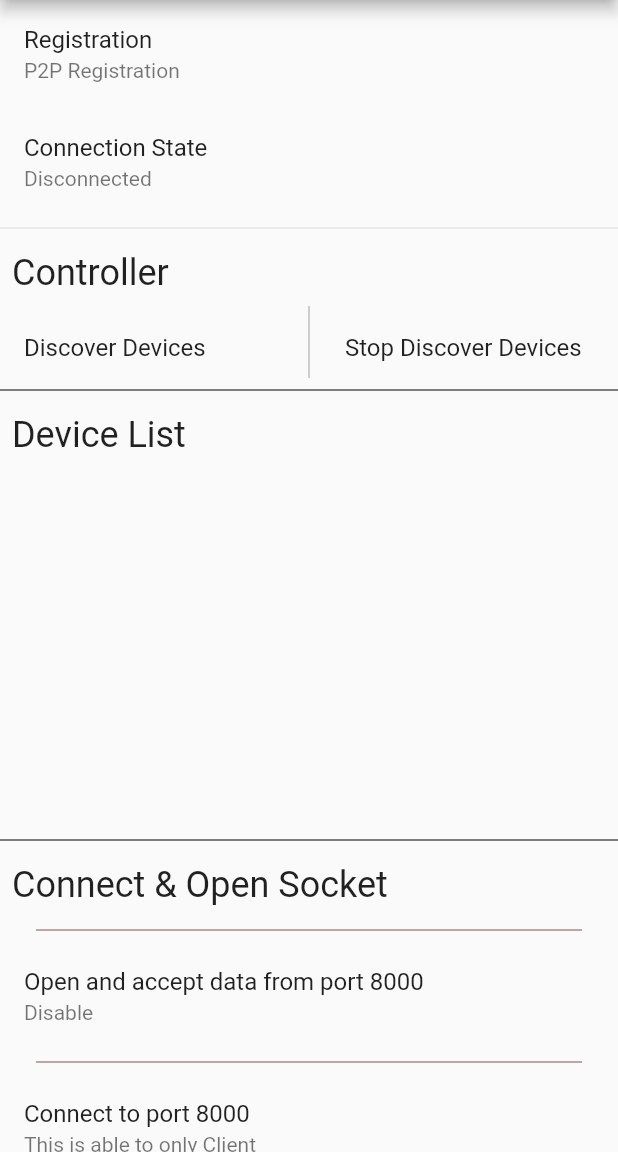
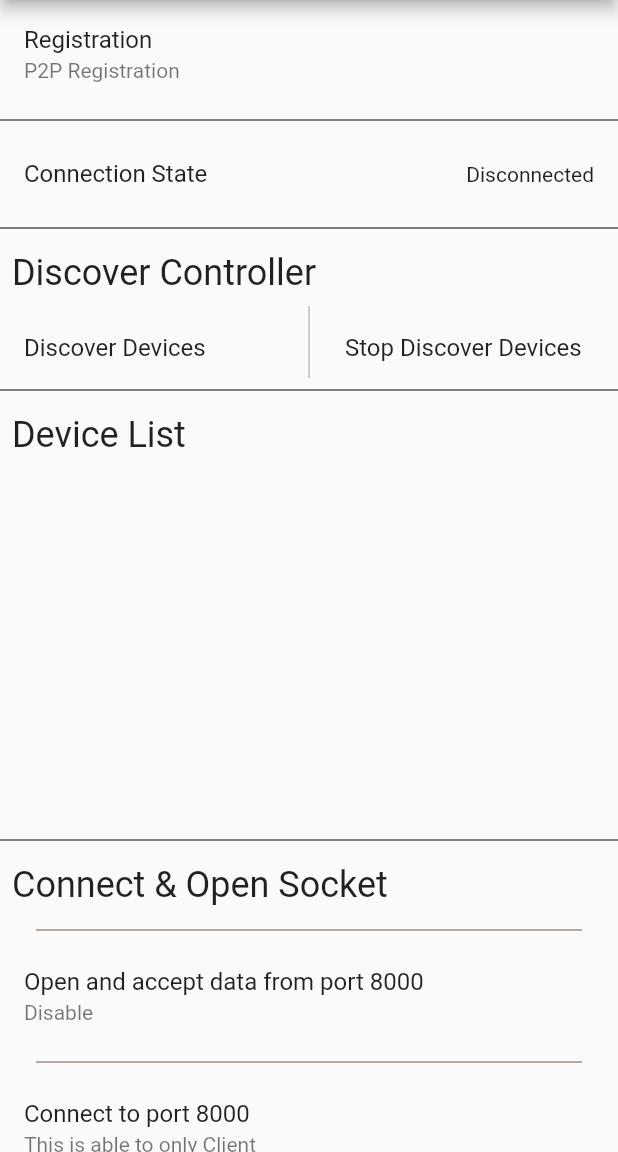
Before and after one commit to JAICHANGPARK/flutter_p2p_plus, a Flutter app: the screen it shows after launch, on a phone screen of 412 x 824 dp, the part 84-1236 px from its top. Run offline on Flutter 3.47's test engine with Material 2 defaults, Android fonts, the phone set to English and light mode, and no system bars; our stand-ins replace permission_handler; missing offline and left inert: dart:html, protobuf; statements that could not run were skipped.

Commit message:
Update main.dart

```diff
--- a/example/lib/main.dart
+++ b/example/lib/main.dart
@@ -17,29 +17,65 @@ import 'package:flutter_p2p_plus/flutter_p2p_plus.dart';
 import 'package:flutter_p2p_plus/protos/protos.pb.dart';
 import 'package:permission_handler/permission_handler.dart';
 
-void main() => runApp(MyApp());
+class Packet {
+  String? data;
+  int? timestamp;
 
-class MyApp extends StatefulWidget {
+  Packet({this.data, this.timestamp});
+
+  Packet.fromJson(Map<String, dynamic> json) {
+    data = json['data'];
+    timestamp = json['timestamp'];
+  }
+
+  Map<String, dynamic> toJson() {
+    final Map<String, dynamic> data = <String, dynamic>{};
+    data['data'] = this.data;
+    data['timestamp'] = timestamp;
+    return data;
+  }
+}
+
+void main() => runApp(const MyApp());
+
+class MyApp extends StatelessWidget {
+  const MyApp({Key? key}) : super(key: key);
+
+  @override
+  Widget build(BuildContext context) {
+    return MaterialApp(
+      home: MyExample(),
+    );
+  }
+}
+
+class MyExample extends StatefulWidget {
   @override
   _MyAppState createState() => _MyAppState();
 }
 
-class _MyAppState extends State<MyApp> with WidgetsBindingObserver {
+class _MyAppState extends State<MyExample> with WidgetsBindingObserver {
   final _scaffoldKey = GlobalKey<ScaffoldState>();
   var _deviceAddress = "";
   var _isConnected = false;
   var _isHost = false;
   var _isOpen = false;
+  var _socketClientConnected = false;
+  String _sendText = "";
+  String _rcvText = "";
 
   P2pSocket? _socket;
   WifiP2pDevice? _wifiP2pDevice;
   List<WifiP2pDevice> devices = [];
   final List<StreamSubscription> _subscriptions = [];
-  TextEditingController _textEditingController = TextEditingController();
+  final TextEditingController _textEditingController = TextEditingController();
+  final FlutterP2pPlus _flutterP2pPlus = FlutterP2pPlus.instance;
+  StreamSubscription? _socketInputStreamSubscription;
 
   @override
   void initState() {
     super.initState();
+    print("initState()");
     _register();
     WidgetsBinding.instance.addObserver(this);
   }
@@ -47,9 +83,15 @@ class _MyAppState extends State<MyApp> with WidgetsBindingObserver {
   @override
   void dispose() {
     WidgetsBinding.instance.removeObserver(this);
-    FlutterP2pPlus.removeGroup();
+    _socketInputStreamSubscription?.cancel();
+    _flutterP2pPlus.removeGroup();
     for (var element in _subscriptions) {
       element.cancel();
+    }
+    if (_isConnected) {
+      if (_wifiP2pDevice != null) {
+        FlutterP2pPlus.instance.cancelConnect(_wifiP2pDevice!);
+      }
     }
     super.dispose();
   }
@@ -69,55 +111,55 @@ class _MyAppState extends State<MyApp> with WidgetsBindingObserver {
     if (!await _checkPermission()) {
       return;
     }
+
     _subscriptions.add(FlutterP2pPlus.wifiEvents.stateChange!.listen((change) {
-      debugPrint("stateChange: ${change.isEnabled}");
+      debugPrint("[Listen] stateChange: ${change.isEnabled}");
     }));
 
     _subscriptions.add(FlutterP2pPlus.wifiEvents.connectionChange!.listen((change) {
-      debugPrint(
-          "[Listen] connectionChange() ${change.wifiP2pInfo.groupOwnerAddress}");
+      debugPrint("[Listen] connectionChange() ${change.wifiP2pInfo.groupOwnerAddress}");
       setState(() {
         _isConnected = change.networkInfo.isConnected;
         _isHost = change.wifiP2pInfo.isGroupOwner;
         _deviceAddress = change.wifiP2pInfo.groupOwnerAddress;
       });
       debugPrint(
-          "connectionChange: ${change.wifiP2pInfo.isGroupOwner}, Connected: ${change.networkInfo.isConnected} | _deviceAddress: ${_deviceAddress}");
+          "[Listen] connectionChange: ${change.wifiP2pInfo.isGroupOwner}, Connected: ${change.networkInfo.isConnected} | _deviceAddress: ${_deviceAddress}");
     }));
 
     _subscriptions.add(FlutterP2pPlus.wifiEvents.thisDeviceChange!.listen((change) {
       debugPrint(
-          "deviceChange: ${change.deviceName} / ${change.deviceAddress} / ${change.primaryDeviceType} / ${change.secondaryDeviceType} ${change.isGroupOwner ? 'GO' : '-GO'}");
+          "[Listen] deviceChange: ${change.deviceName} / ${change.deviceAddress} / ${change.primaryDeviceType} / ${change.secondaryDeviceType} ${change.isGroupOwner ? 'GO' : '-GO'}");
     }));
 
     _subscriptions.add(FlutterP2pPlus.wifiEvents.discoveryChange!.listen((change) {
-      debugPrint("discoveryStateChange: ${change.isDiscovering}");
+      debugPrint("[Listen] discoveryStateChange: ${change.isDiscovering}");
     }));
 
     _subscriptions.add(FlutterP2pPlus.wifiEvents.peersChange!.listen((change) {
-      debugPrint("peersChange: ${change.devices.length}");
+      debugPrint("[Listen] peersChange: ${change.devices.length}");
       // for (var device in change.devices) {
       //   debugPrint("device: ${device.deviceName} / ${device.deviceAddress}");
       // }
-
       setState(() {
         devices = change.devices;
       });
     }));
 
-    FlutterP2pPlus.register();
+    await _flutterP2pPlus.register();
   }
 
   void _unregister() {
+    _socketInputStreamSubscription?.cancel();
     for (var subscription in _subscriptions) {
       subscription.cancel();
     }
-    FlutterP2pPlus.unregister();
+    _flutterP2pPlus.unregister();
   }
 
   void _openPortAndAccept(int port) async {
     if (!_isOpen) {
-      var socket = await FlutterP2pPlus.openHostPort(port);
+      var socket = await _flutterP2pPlus.openHostPort(port);
       setState(() {
         _socket = socket;
       });
@@ -134,26 +176,31 @@ class _MyAppState extends State<MyApp> with WidgetsBindingObserver {
       });
 
       debugPrint("_openPort done");
-      _isOpen = await FlutterP2pPlus.acceptPort(port) ?? false;
+      _isOpen = await _flutterP2pPlus.acceptPort(port) ?? false;
       debugPrint("_accept done: $_isOpen");
     }
   }
 
   _connectToPort(int port) async {
-    var socket = await FlutterP2pPlus.connectToHost(
+    var socket = await _flutterP2pPlus.connectToHost(
       _deviceAddress,
       // "192.168.15.240",
       port,
-      timeout: 100000,
+      timeout: 10000,
     );
 
     setState(() {
+      _socketClientConnected = true;
       _socket = socket;
     });
-
-    _socket?.inputStream.listen((data) {
+    await _socketInputStreamSubscription?.cancel();
+    _socketInputStreamSubscription = null;
+    _socketInputStreamSubscription ??= _socket?.inputStream.listen((data) {
       var msg = utf8.decode(data.data);
-      snackBar("Received from ${_isHost ? "Host" : "Client"} $msg");
+      setState(() {
+        _rcvText += "$msg \n";
+      });
+      // snackBar("Received from ${_isHost ? "Host" : "Client"} $msg");
     });
 
     debugPrint("_connectToPort done");
@@ -162,10 +209,15 @@ class _MyAppState extends State<MyApp> with WidgetsBindingObserver {
   Future<bool?> _socketDisconnect() async {
     bool result = false;
     if (_isHost) {
-      await FlutterP2pPlus.closeHostPort(8000);
+      await _flutterP2pPlus.closeHostPort(8000);
     } else {
-      await FlutterP2pPlus.disconnectFromHost(8000);
+      await _flutterP2pPlus.disconnectFromHost(8000);
     }
+    _socketInputStreamSubscription?.cancel();
+    _socketInputStreamSubscription = null;
+    setState(() {
+      _socketClientConnected = false;
+    });
     // if (_wifiP2pDevice != null) {
     //   result = await FlutterP2pPlus.cancelConnect(_wifiP2pDevice!) ?? false;
     // }
@@ -174,7 +226,7 @@ class _MyAppState extends State<MyApp> with WidgetsBindingObserver {
   }
 
   Future<bool?> _teardown() async {
-    bool? result = await FlutterP2pPlus.removeGroup();
+    bool? result = await _flutterP2pPlus.removeGroup();
     _unregister();
     _socket = null;
     if ((result ?? false)) _isOpen = false;
@@ -194,8 +246,7 @@ class _MyAppState extends State<MyApp> with WidgetsBindingObserver {
 
   @override
   Widget build(BuildContext context) {
-    return MaterialApp(
-      home: Scaffold(
+    return Scaffold(
       key: _scaffoldKey,
       appBar: AppBar(
         title: const Text('Flutter P2P Plus - Example App'),
@@ -208,18 +259,36 @@ class _MyAppState extends State<MyApp> with WidgetsBindingObserver {
               title: const Text("Registration"),
               subtitle: const Text("P2P Registration"),
               onTap: () async {
-                  await FlutterP2pPlus.register();
+                await _flutterP2pPlus.register();
               },
+            ),
+            const Divider(
+              color: Colors.black,
             ),
             ListTile(
               title: const Text("Connection State"),
-                subtitle: Text(_isConnected ? "Connected: ${_isHost ? "Host" : "Client"}" : "Disconnected"),
+              trailing: Text(_isConnected ? "Connected: ${_isHost ? "Host" : "Client"}" : "Disconnected"),
             ),
-              const Divider(),
+            _isConnected
+                ? MaterialButton(
+                    child: const Text("Disconnect P2P"),
+                    onPressed: () async {
+                      if (_wifiP2pDevice != null) {
+                        bool? result = await _flutterP2pPlus.cancelConnect(_wifiP2pDevice!);
+                        print("[cancelConnect] result: $result");
+                        setState(() {
+                          _isConnected = false;
+                        });
+                      }
+                    })
+                : Container(),
+            const Divider(
+              color: Colors.black,
+            ),
             Padding(
               padding: const EdgeInsets.all(8.0),
               child: Text(
-                  "Controller",
+                "Discover Controller",
                 style: Theme.of(context).textTheme.headline5,
               ),
             ),
@@ -233,7 +302,7 @@ class _MyAppState extends State<MyApp> with WidgetsBindingObserver {
                         title: const Text("Discover Devices"),
                         onTap: () async {
                           if (!_isConnected) {
-                              await FlutterP2pPlus.discoverDevices();
+                            await _flutterP2pPlus.discoverDevices();
                           } else {
                             return;
                           }
@@ -247,7 +316,7 @@ class _MyAppState extends State<MyApp> with WidgetsBindingObserver {
                       child: ListTile(
                         title: const Text("Stop Discover Devices"),
                         onTap: () async {
-                            FlutterP2pPlus.stopDiscoverDevices();
+                          await _flutterP2pPlus.stopDiscoverDevices();
                         },
                       ),
                     ),
@@ -275,25 +344,33 @@ class _MyAppState extends State<MyApp> with WidgetsBindingObserver {
                         title: Text(d.deviceName),
                         subtitle: Text(d.deviceAddress),
                         onTap: () async {
-                            debugPrint("${_isConnected ? "Disconnect" : "Connect"} to device: $_deviceAddress");
+                          // debugPrint("${_isConnected ? "Disconnect" : "Connect"} to device: $_deviceAddress");
 
                           if (_isConnected) {
-                              if(_wifiP2pDevice != null){
-                                await FlutterP2pPlus.cancelConnect(_wifiP2pDevice!);
-                              }
+                            // if (_wifiP2pDevice != null) {
+                            //   await FlutterP2pPlus.cancelConnect(_wifiP2pDevice!);
+                            // }
+                            return;
                           } else {
                             _wifiP2pDevice = d;
+                            // bool? stopResult = await FlutterP2pPlus.stopDiscoverDevices();
+                            // if(stopResult ?? false){
+                            //   print("[stopDiscoverDevices] stop discovery devices");
+                            // }
+
                             print("[_wifiP2pDevice] deviceAddress: ${_wifiP2pDevice?.deviceAddress}");
-                              var result = (await FlutterP2pPlus.connect(_wifiP2pDevice!) ?? false);
+                            bool? result = await _flutterP2pPlus.connect(_wifiP2pDevice ?? d);
                             print("[connect] reault: $result");
-                              if (result) {
+                            if (result ?? false) {
                               _isConnected = true;
                             }
+                            await Future.delayed(const Duration(seconds: 1));
+                            await _flutterP2pPlus.stopDiscoverDevices();
                             setState(() {});
                           }
                         },
                       ),
-                        Divider(
+                      const Divider(
                         color: Colors.brown,
                         endIndent: 16,
                         indent: 16,
@@ -331,8 +408,19 @@ class _MyAppState extends State<MyApp> with WidgetsBindingObserver {
             ListTile(
                 title: const Text("Connect to port 8000"),
                 subtitle: const Text("This is able to only Client"),
-                onTap: _isConnected && !_isHost ? () => _connectToPort(8000) : null,
-              ),
+                onTap: () async {
+                  if (_socketClientConnected) {
+                    showDialog(
+                        context: _scaffoldKey.currentContext!,
+                        builder: (context) => const AlertDialog(
+                              content: Text("Already Connected with Host"),
+                            ));
+                    return;
+                  }
+                  if (_isConnected && !_isHost) {
+                    _connectToPort(8000);
+                  }
+                }),
             const Divider(
               color: Colors.black,
             ),
@@ -345,8 +433,15 @@ class _MyAppState extends State<MyApp> with WidgetsBindingObserver {
             ),
             ListTile(
                 title: const Text("Send hello world"),
-                onTap: _isConnected ? () async => await _socket?.writeString("Hello World") : null,
-              ),
+                onTap: () async {
+                  if (_isConnected) {
+                    var pkt = Packet(data: "Hello World", timestamp: DateTime.now().millisecondsSinceEpoch);
+                    bool? result = await _socket?.writeString(jsonEncode(pkt).toString());
+                    setState(() {
+                      _sendText += "Hello World\n";
+                    });
+                  }
+                }),
             Padding(
               padding: const EdgeInsets.all(8.0),
               child: SizedBox(
@@ -362,16 +457,83 @@ class _MyAppState extends State<MyApp> with WidgetsBindingObserver {
                         controller: _textEditingController,
                       ),
                     )),
-                      SizedBox(
+                    const SizedBox(
                       width: 16,
                     ),
                     ElevatedButton(
                       onPressed: () async {
                         if (_textEditingController.text.isNotEmpty) {
                           await _socket?.writeString(_textEditingController.text.trim());
+                          setState(() {
+                            _sendText += _textEditingController.text.trim() + "\n";
+                          });
                         }
                       },
-                          child: Text("Send"))
+                      child: const Text("Send"),
+                    ),
+                    const SizedBox(
+                      width: 16,
+                    ),
+                    ElevatedButton(
+                      onPressed: () async {
+                        setState(() {
+                          _sendText = "";
+                          _rcvText = "";
+                        });
+                      },
+                      child: const Text("Clear"),
+                    )
+                  ],
+                ),
+              ),
+            ),
+            SizedBox(
+              height: 240,
+              width: MediaQuery.of(context).size.width,
+              child: Padding(
+                padding: const EdgeInsets.all(16.0),
+                child: Row(
+                  mainAxisSize: MainAxisSize.min,
+                  children: [
+                    Expanded(
+                      child: Column(
+                        crossAxisAlignment: CrossAxisAlignment.start,
+                        children: [
+                          const Text("Sender"),
+                          const Divider(
+                            color: Colors.brown,
+                          ),
+                          Expanded(
+                            child: Scrollbar(
+                              child: SingleChildScrollView(
+                                child: Text(_sendText),
+                              ),
+                            ),
+                          ),
+                        ],
+                      ),
+                    ),
+                    const VerticalDivider(
+                      color: Colors.brown,
+                    ),
+                    Expanded(
+                      child: Column(
+                        crossAxisAlignment: CrossAxisAlignment.start,
+                        children: [
+                          const Text("Receiver"),
+                          const Divider(
+                            color: Colors.brown,
+                          ),
+                          Expanded(
+                            child: Scrollbar(
+                              child: SingleChildScrollView(
+                                child: Text(_rcvText),
+                              ),
+                            ),
+                          ),
+                        ],
+                      ),
+                    ),
                   ],
                 ),
               ),
@@ -402,7 +564,6 @@ class _MyAppState extends State<MyApp> with WidgetsBindingObserver {
           ],
         ),
       ),
-      ),
     );
   }
 
```
Lines whose indentation alone changed are shown as unchanged.
